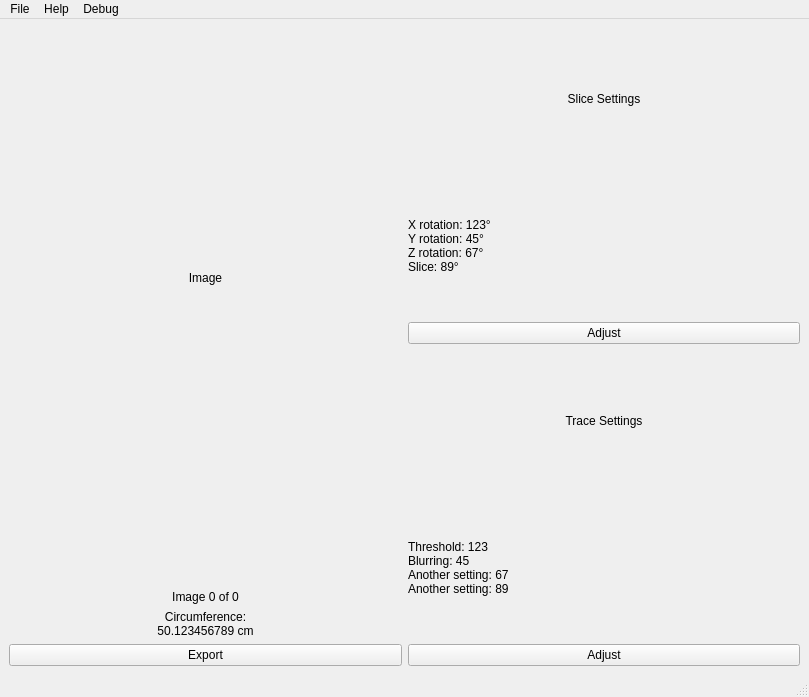
The window that src/GUI/circumference.ui (NIRALUser/NeuroRuler) describes before a commit, drawn with Qt 5.
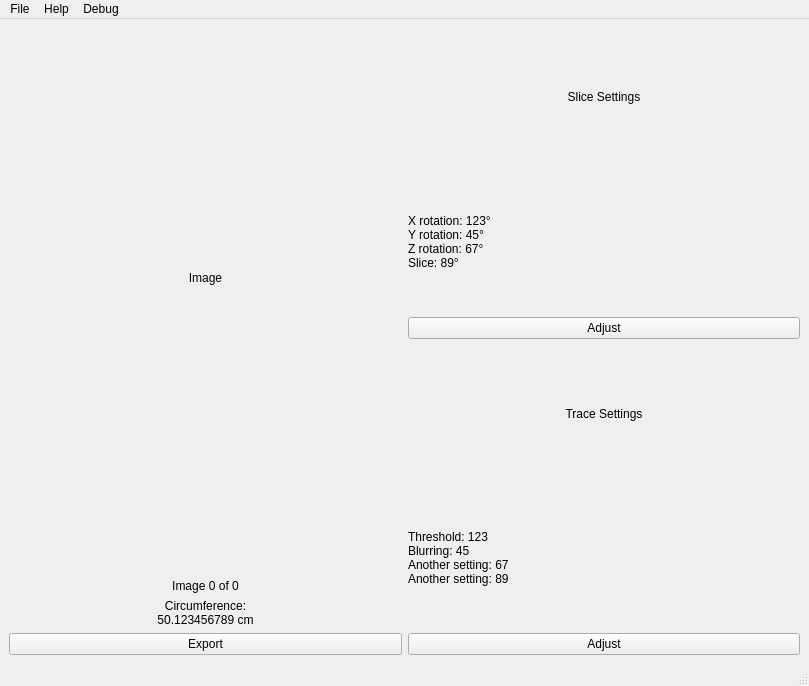
The same window after the commit.

Patch:
```diff
--- a/src/GUI/circumference.ui
+++ b/src/GUI/circumference.ui
@@ -7,7 +7,7 @@
     <x>0</x>
     <y>0</y>
     <width>809</width>
-    <height>697</height>
+    <height>686</height>
    </rect>
   </property>
   <property name="windowTitle">
```
Left out of the diff: 10 changed lines with no effect on the pictures.
